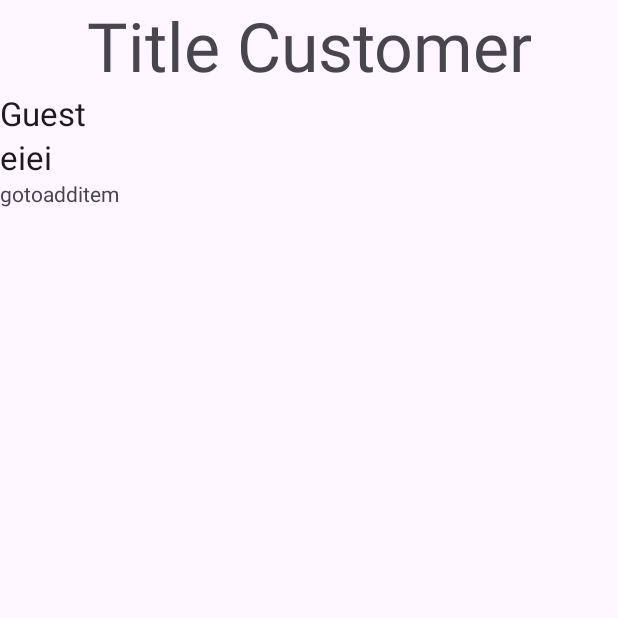
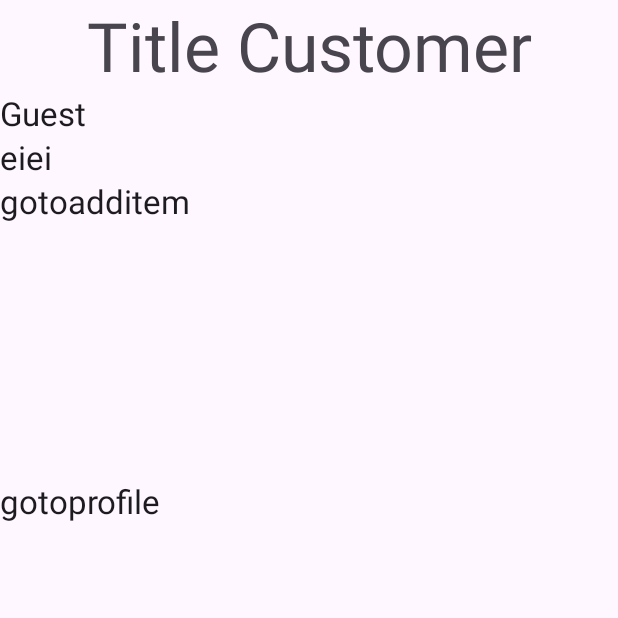
Before and after one commit to Haritch-6509650757/CS361_Project, an Android app: the MockHomeCustomerActivity screen opened directly, with no data from a screen before it, on a phone screen of 412 x 824 dp, the top half of it. Run offline under Robolectric (Android 15) with nearby library versions, the phone set to English and light mode, and no system bars.

Commit message:
fix err profile and editprofile

```diff
--- a/app/src/main/AndroidManifest.xml
+++ b/app/src/main/AndroidManifest.xml
@@ -39,6 +39,11 @@
             android:exported="true"/>
 
         <activity
+            android:name=".ProfileActivity"
+            android:configChanges="orientation|screenLayout|fontScale"
+            android:exported="true"/>
+
+        <activity
             android:name=".AddItemActivity"
             android:configChanges="locale|fontScale"
             android:exported="true"/>
--- a/app/src/main/java/com/example/cs361_project/MockHomeCustomerActivity.java
+++ b/app/src/main/java/com/example/cs361_project/MockHomeCustomerActivity.java
@@ -44,6 +44,14 @@ public class MockHomeCustomerActivity extends AppCompatActivity {
                 startActivity(intent);
             }
         });
+        final TextView gotoprofile = findViewById(R.id.gotoprofile);
+        gotoprofile.setOnClickListener(new View.OnClickListener() {
+            @Override
+            public void onClick(View v) {
+                Intent intent = new Intent(MockHomeCustomerActivity.this, ProfileActivity.class);
+                startActivity(intent);
+            }
+        });
 
 
 
--- a/app/src/main/res/layout/activity_profile.xml
+++ b/app/src/main/res/layout/activity_profile.xml
@@ -28,8 +28,8 @@
                 android:layout_height="match_parent"
                 android:layout_weight="1"
                 android:focusable="true"
-                app:srcCompat="@drawable/arrow_left"
-                android:scaleType="centerCrop" />
+                android:scaleType="centerCrop"
+                app:srcCompat="@drawable/arrow_back" />
         </LinearLayout>
 
         <TextView
--- a/app/src/main/res/layout/mock_home_customer_page.xml
+++ b/app/src/main/res/layout/mock_home_customer_page.xml
@@ -32,6 +32,18 @@
     <TextView
         android:id="@+id/gotoadditem"
         android:layout_width="match_parent"
+        android:layout_height="200dp"
+        android:text="gotoadditem"
+        android:textAppearance="@style/TextAppearance.AppCompat.Large" />
+
+    <Space
+        android:layout_width="match_parent"
+        android:layout_height="wrap_content" />
+
+    <TextView
+        android:id="@+id/gotoprofile"
+        android:layout_width="match_parent"
         android:layout_height="wrap_content"
-        android:text="gotoadditem" />
+        android:text="gotoprofile"
+        android:textAppearance="@style/TextAppearance.AppCompat.Large" />
 </LinearLayout>
```
Also changed, not shown: app/src/main/java/com/example/cs361_project/EditProfileActivity.java (+6 -5 lines), app/src/main/java/com/example/cs361_project/ProfileActivity.java (+57 -38 lines), 13 other files.
